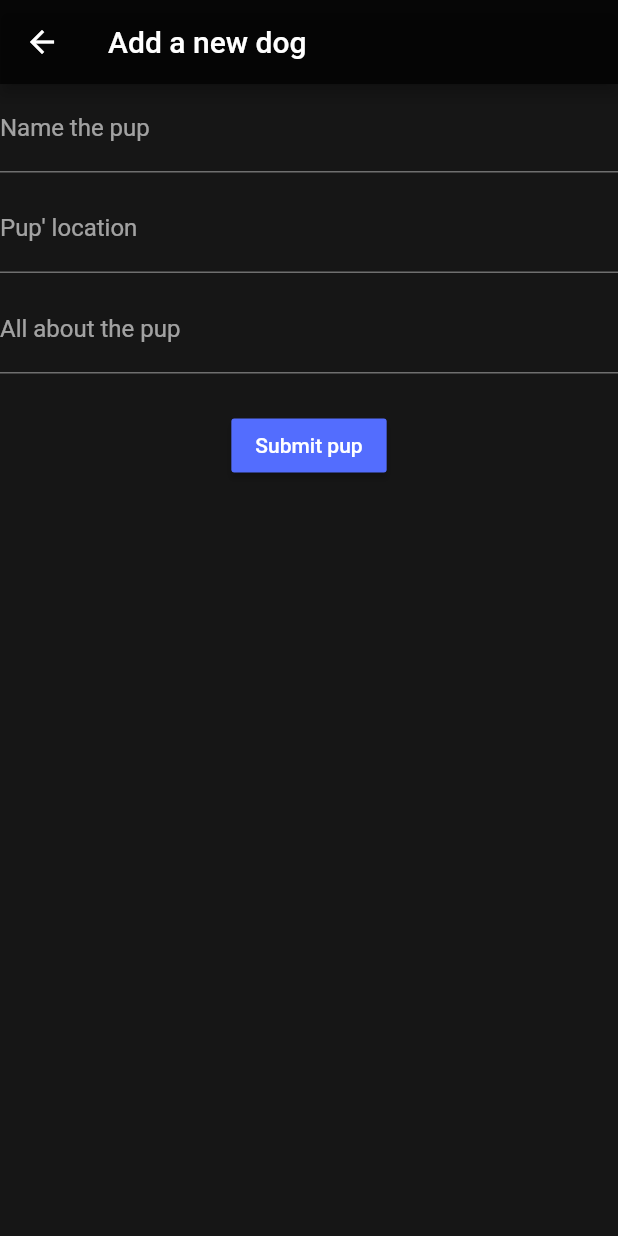
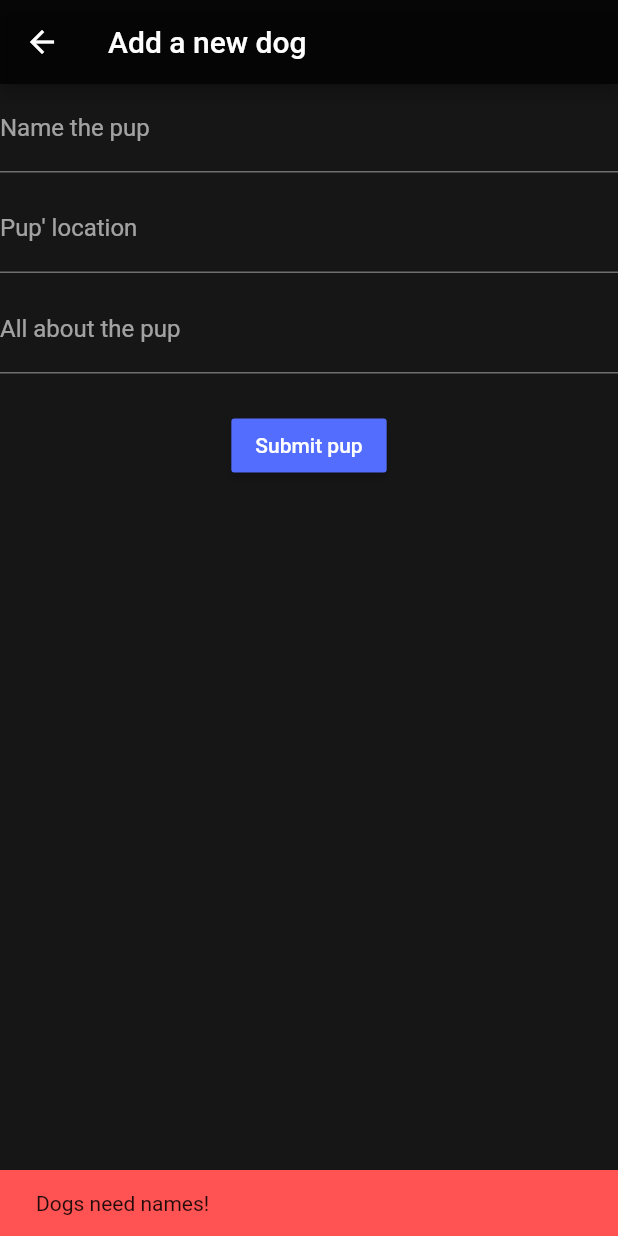
Before and after one commit to thiagocardoso1988/we_rate_dogs_flutter, a Flutter app: the AddDogFormPage screen opened directly, after a tap on "Submit pup", on a phone screen of 412 x 824 dp. Run offline on Flutter 3.47's test engine with Material 2 defaults, Android fonts, the phone set to English and light mode, and no system bars; network calls fail.

Commit message:
Add toast and snacbar to give the user feedback

```diff
--- a/lib/screens/new_dog_form.dart
+++ b/lib/screens/new_dog_form.dart
@@ -13,7 +13,12 @@ class _AddDogFormPageState extends State<AddDogFormPage> {
 
   void submitPup(BuildContext context) {
     if (nameController.text.isEmpty) {
-      print('Dogs need names!');
+      Scaffold.of(context).showSnackBar(
+        SnackBar(
+          backgroundColor: Colors.redAccent,
+          content: Text('Dogs need names!'),
+        ),
+      );
     } else {
       var newDog = Dog(nameController.text, locationController.text,
           descriptionController.text);
```
Also changed, not shown: lib/screens/dog_details_page.dart (+23 -1 lines).
